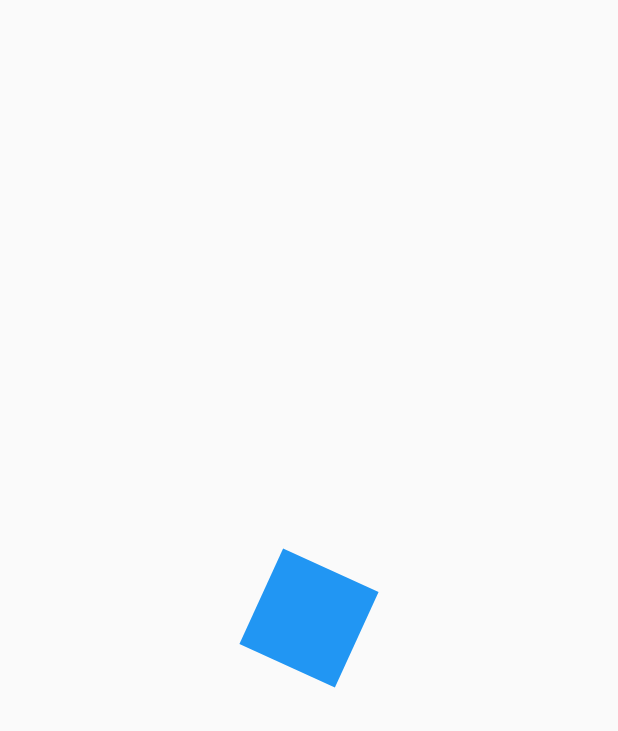
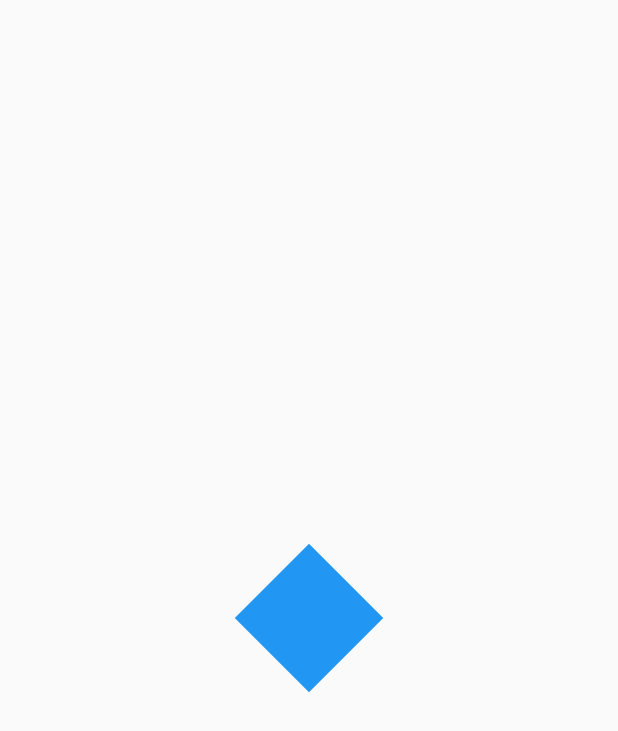
Before and after one commit to Alejandrofenix/AlejandrofenixFlutter-Animaciones-Personalizadas, a Flutter app: the screen it shows after launch, on a phone screen of 412 x 824 dp. Shown: the top 731 px of the screen. Run offline on Flutter 3.47's test engine with Material 2 defaults, Android fonts, the phone set to English and light mode, and no system bars.

Commit message:
Se corrigierón problemas con la animación

```diff
--- a/lib/srs/pages/animaciones_page.dart
+++ b/lib/srs/pages/animaciones_page.dart
@@ -1,4 +1,5 @@
 import 'package:flutter/material.dart';
+import 'dart:math' as math;
 
 class AnimacionesPage extends StatelessWidget {
   @override
@@ -24,11 +25,19 @@ class _CuadradoAnimadoState extends State<CuadradoAnimado>
   @override
   void initState() {
     controller = new AnimationController(
-        vsync: this, duration: Duration(milliseconds: 500));
+        vsync: this, duration: Duration(milliseconds: 4000));
 
-    rotacion = Tween(begin: 0.0, end: 2.0).animate(controller);
+    rotacion = Tween(begin: 0.0, end: 4.0 * math.pi).animate(controller);
+
+    controller.addListener(() {
+      print('Status: ' + controller.status.toString());
+
+      if (controller.status == AnimationStatus.completed) {
+        controller.reverse();
+      }
+    });
+
     //Play
-    controller.forward();
     super.initState();
   }
 
@@ -40,6 +49,7 @@ class _CuadradoAnimadoState extends State<CuadradoAnimado>
 
   @override
   Widget build(BuildContext context) {
+    controller.forward();
     return AnimatedBuilder(
       animation: controller,
       builder: (BuildContext context, Widget? child) {
```
